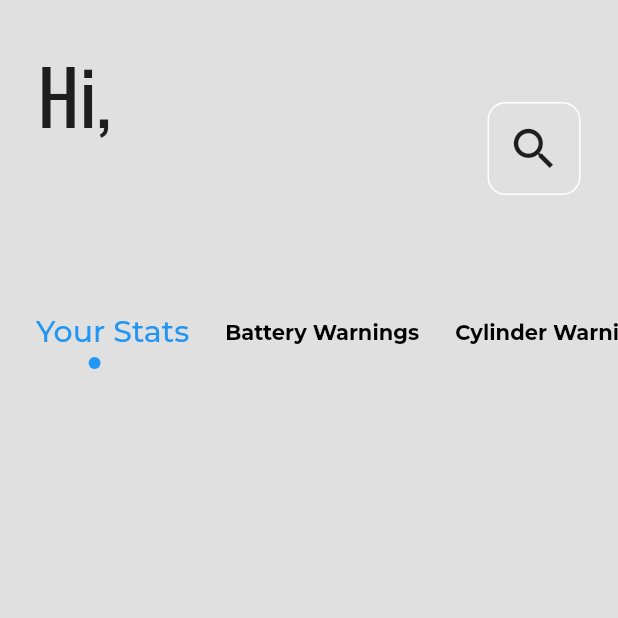
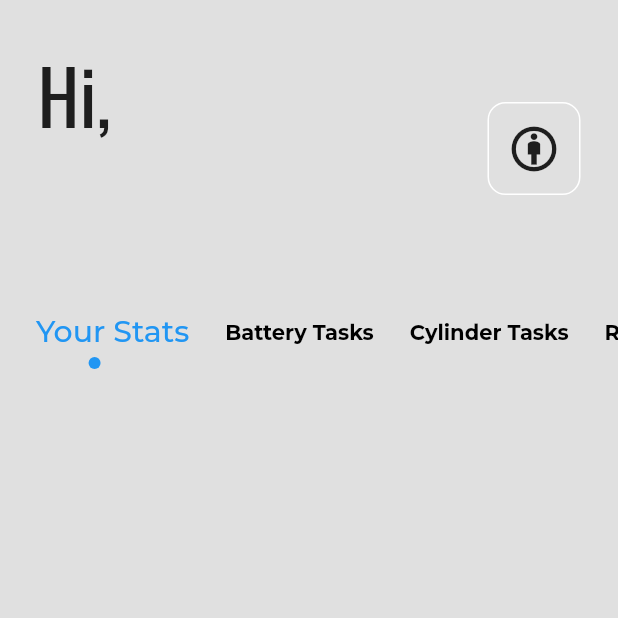
Before and after one commit to L-meck/qcsv, a Flutter app: the DataStats screen opened directly with empty values, on a phone screen of 412 x 824 dp, the top half of it. Run offline on Flutter 3.47's test engine with Material 2 defaults, Android fonts, the light colour scheme and no system bars; our stand-ins replace csv, file_picker, google_fonts; missing offline and left inert: flutter_phone_direct_caller.

Commit message:
bug fixes

```diff
--- a/lib/data.dart
+++ b/lib/data.dart
@@ -59,7 +59,7 @@ class DataStats extends StatelessWidget {
                         color: Colors.grey.shade300,
                       ),
                       child: const Icon(
-                        Icons.search,
+                        Icons.attribution,
                         size: 36,
                       ),
                     ),
@@ -95,13 +95,13 @@ class DataStats extends StatelessWidget {
                       ),
                       Tab(
                         child: Text(
-                          "Battery Warnings",
+                          "Battery Tasks",
                           style: GoogleFonts.montserrat(fontSize: 14),
                         ),
                       ),
                       Tab(
                         child: Text(
-                          "Cylinder Warnings",
+                          "Cylinder Tasks",
                           style: GoogleFonts.montserrat(fontSize: 14),
                         ),
                       ),
```
